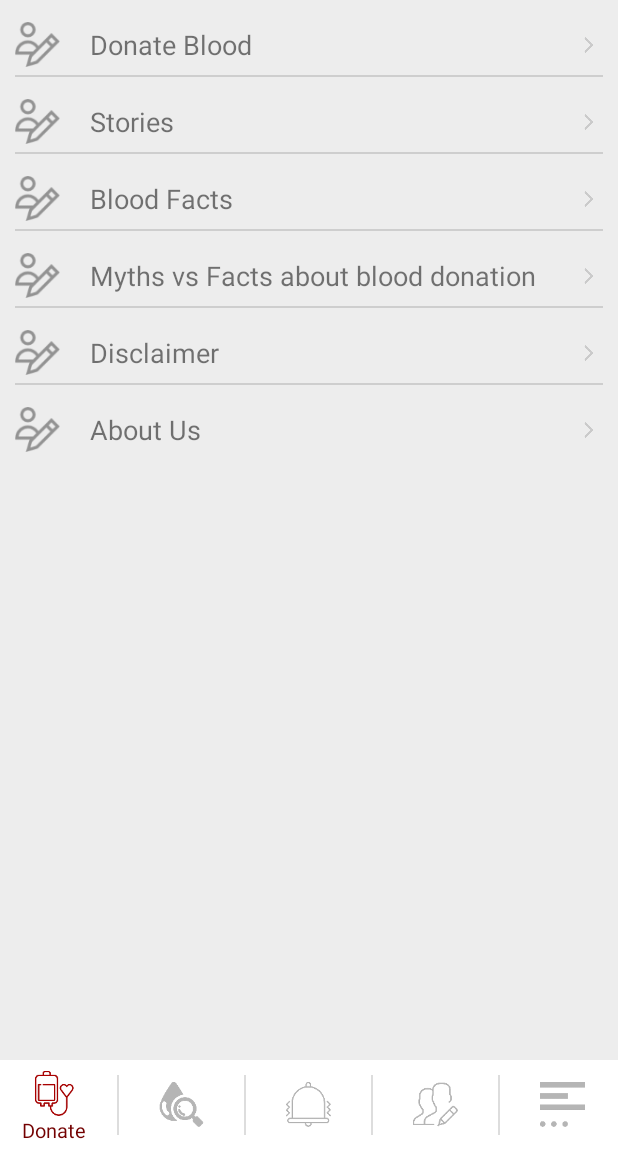
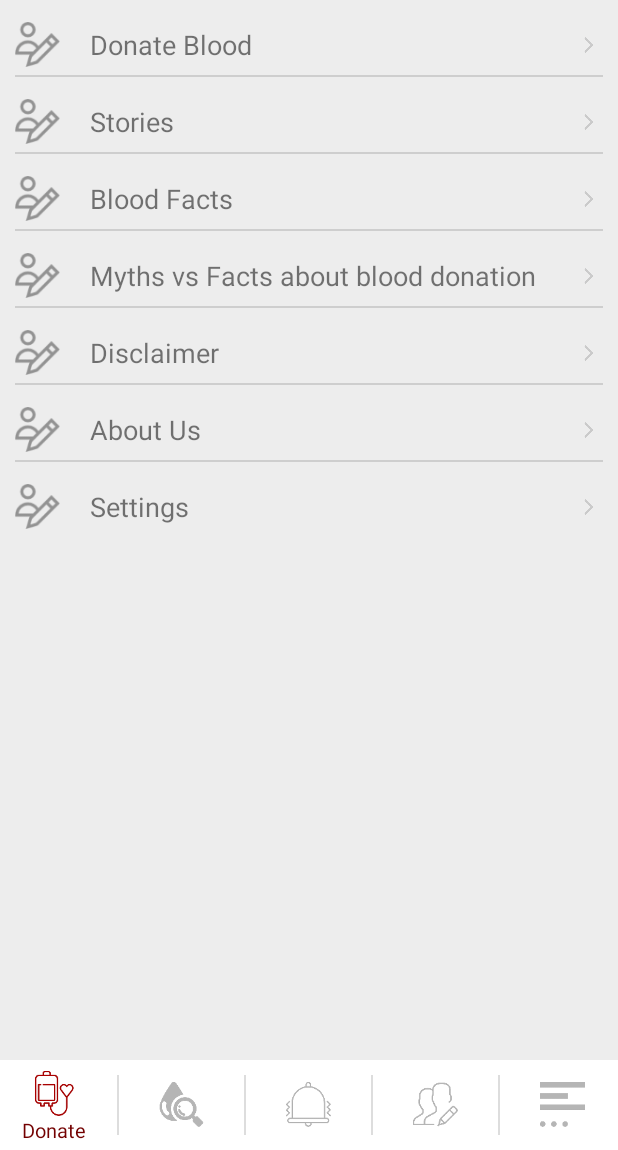
Before and after one commit to Nitijkatiyar/Lyfe, an Android app: the fragment MoreFragment placed in its activity, on a phone screen of 412 x 824 dp, the part 86-1236 px from its top. Run offline under Robolectric (Android 15) with nearby library versions, the phone set to English and light mode, and no system bars.

Commit message:
commit setting code

```diff
--- a/Lyfe/app/src/main/java/com/bst/Lyfe/fragments/MoreFragment.java
+++ b/Lyfe/app/src/main/java/com/bst/Lyfe/fragments/MoreFragment.java
@@ -13,12 +13,13 @@ import com.bst.Lyfe.activities.BloodDonateActivity;
 import com.bst.Lyfe.activities.BloodFactsActivity;
 import com.bst.Lyfe.activities.DisclaimerActivity;
 import com.bst.Lyfe.activities.MainActivity;
+import com.bst.Lyfe.activities.SettingActivity;
 import com.bst.utils.ActivityChanger;
 
 
 public class MoreFragment extends Fragment {
 
-    RelativeLayout _bloodFactsText, donateblood, myths, disclaimer;
+    RelativeLayout _bloodFactsText, donateblood, myths, disclaimer,settings;
     MainActivity mainActivity;
     ActivityChanger activityChanger;
 
@@ -31,6 +32,7 @@ public class MoreFragment extends Fragment {
         activityChanger = new ActivityChanger(mainActivity);
 
         _bloodFactsText = (RelativeLayout) view.findViewById(R.id.bloodFactsText);
+        settings = (RelativeLayout) view.findViewById(R.id.settings);
         donateblood = (RelativeLayout) view.findViewById(R.id.donateblood);
         disclaimer = (RelativeLayout) view.findViewById(R.id.disclaimer);
 
@@ -64,6 +66,13 @@ public class MoreFragment extends Fragment {
                 activityChanger.startActivity(intent);
             }
         });
+
+        settings.setOnClickListener(new View.OnClickListener() {
+            @Override
+            public void onClick(View view) {
+                activityChanger.startActivity(new Intent(mainActivity, SettingActivity.class));
+            }
+        });
         return view;
     }
 
--- a/Lyfe/app/src/main/res/layout/fragment_more.xml
+++ b/Lyfe/app/src/main/res/layout/fragment_more.xml
@@ -299,6 +299,52 @@
                         android:layout_centerVertical="true"
                         android:src="@mipmap/arrow_right" />
                 </RelativeLayout>
+
+                <View
+                    android:layout_width="match_parent"
+                    android:layout_height="1dp"
+                    android:layout_marginLeft="10dp"
+                    android:layout_marginRight="10dp"
+                    android:background="@color/colorViewBackGround" />
+
+                <RelativeLayout
+                    android:layout_width="match_parent"
+                    android:layout_height="40dp"
+                    android:layout_marginLeft="10dp"
+                    android:layout_marginRight="10dp"
+                    android:layout_marginTop="10dp"
+                    android:gravity="center_vertical"
+                    android:orientation="horizontal"
+                    android:id="@+id/settings">
+
+                    <ImageView
+                        android:id="@+id/image1MoreOption7"
+                        android:layout_width="30dp"
+                        android:layout_height="30dp"
+                        android:layout_alignParentLeft="true"
+                        android:layout_centerVertical="true"
+                        android:src="@mipmap/edit_profile" />
+
+                    <TextView
+                        android:layout_width="wrap_content"
+                        android:layout_height="match_parent"
+                        android:layout_gravity="center_horizontal"
+                        android:layout_marginLeft="20dp"
+                        android:layout_toLeftOf="@+id/image2MoreOption7"
+                        android:layout_toRightOf="@+id/image1MoreOption7"
+                        android:gravity="center_vertical"
+                        android:text="Settings"
+                        android:textColor="@color/colorTextSecondry"
+                        android:textSize="18sp" />
+
+                    <ImageView
+                        android:id="@+id/image2MoreOption7"
+                        android:layout_width="20dp"
+                        android:layout_height="20dp"
+                        android:layout_alignParentRight="true"
+                        android:layout_centerVertical="true"
+                        android:src="@mipmap/arrow_right" />
+                </RelativeLayout>
             </LinearLayout>
         </ScrollView>
     </LinearLayout>
```
